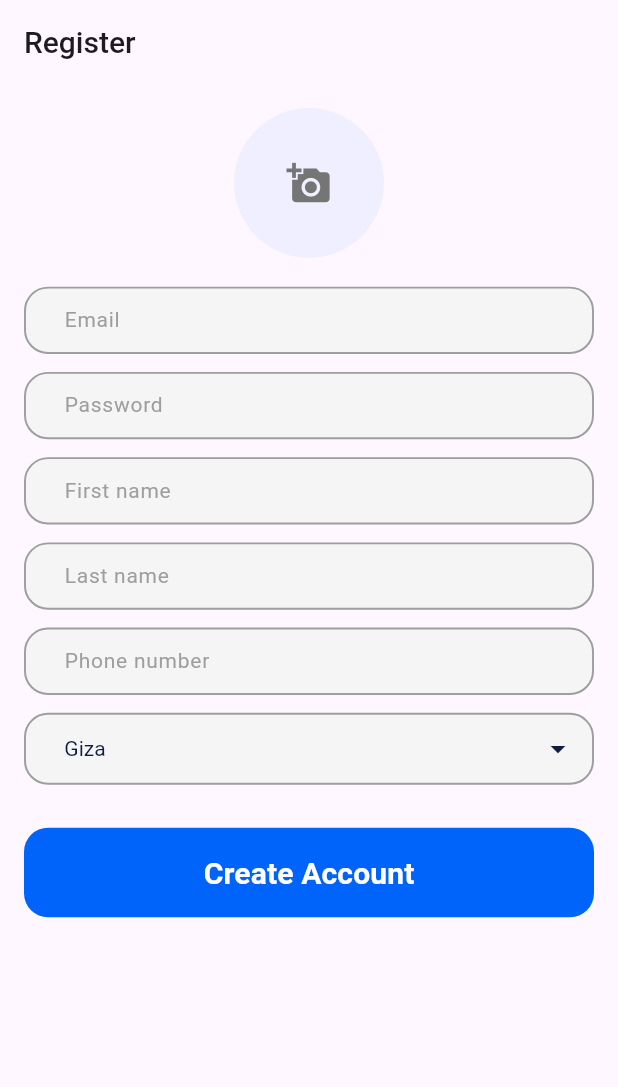
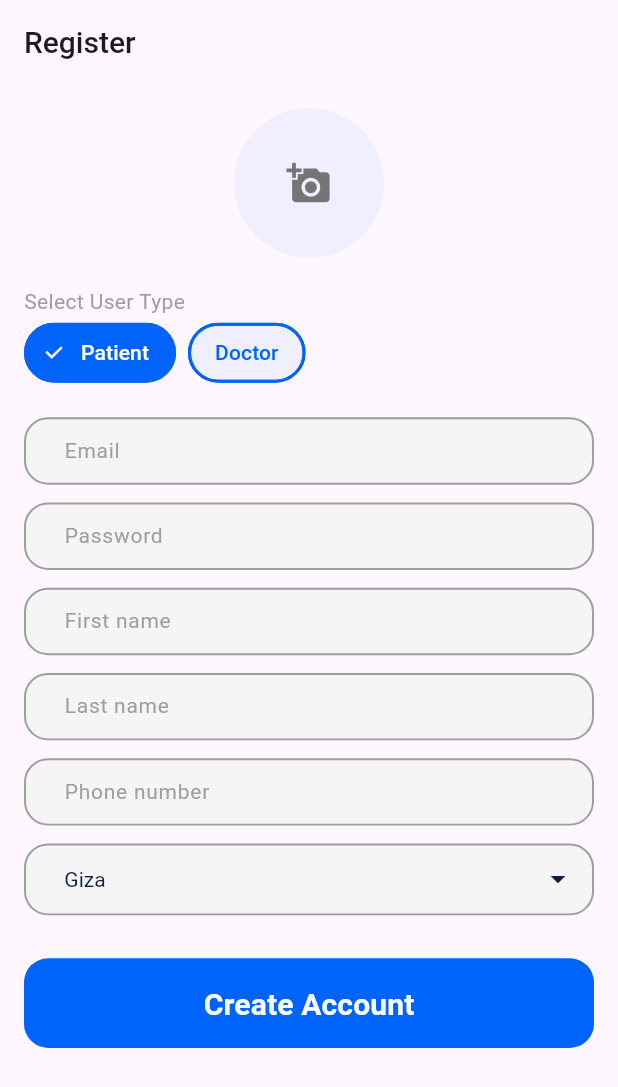
Before and after one commit to shroida/DocPoint, a Flutter app: the SignupScreen screen opened by its route, on a phone screen of 412 x 824 dp. Shown: the top 1087 px of the screen. Run offline on Flutter 3.47's test engine with Material 3 defaults, Android fonts, the phone set to English and light mode, and no system bars; our stand-ins replace bloc, flutter_bloc, flutter_screenutil, fpdart, get_it, go_router and 3 more; accounts and stored records are empty; Roboto replaces fonts that are missing (Poppins).

Commit message:
call UserTypeSelectorSignup

```diff
--- a/lib/features/signup/presentation/ui/signup_screen.dart
+++ b/lib/features/signup/presentation/ui/signup_screen.dart
@@ -6,6 +6,7 @@ import 'package:docpoint/features/signup/presentation/logic/cubit/signup_state.d
 import 'package:docpoint/features/signup/presentation/ui/widgets/doctor_form.dart';
 import 'package:docpoint/features/signup/presentation/ui/widgets/patient_form.dart';
 import 'package:docpoint/features/signup/presentation/ui/widgets/pick_image.dart';
+import 'package:docpoint/features/signup/presentation/ui/widgets/user_type_selector_signup.dart';
 import 'package:flutter/material.dart';
 import 'package:flutter_bloc/flutter_bloc.dart';
 import 'package:flutter_screenutil/flutter_screenutil.dart';
@@ -63,6 +64,8 @@ class SignupScreenState extends State<SignupScreen> {
                   children: [
                     const PickImage(),
                     SizedBox(height: 16.h),
+                    const UserTypeSelectorSignup(),
+                    SizedBox(height: 16.h),
                     currentSignup.userType == 'Patient'
                         ? const PatientForm()
                         : const DoctorForm(),
```
